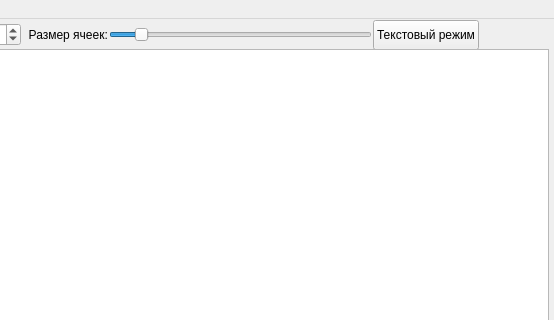
Old version of the form main_form.ui in the repository egorka5opka/sheduler; both pictures show x 502 to 1056 and y 0 to 320 of the 1056 by 681 pixel window.
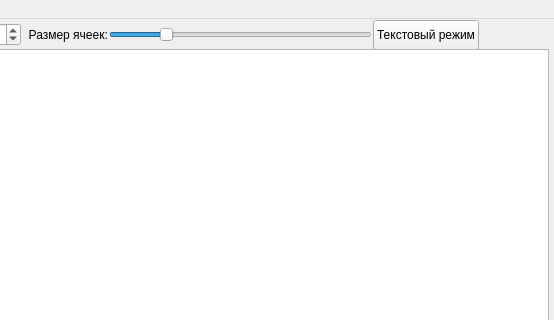
New version of the form.

Patch:
```diff
--- a/main_form.ui
+++ b/main_form.ui
@@ -181,10 +181,10 @@
      <item>
       <widget class="QSlider" name="cell_size_edit">
        <property name="minimum">
-        <number>10</number>
+        <number>25</number>
        </property>
        <property name="maximum">
-        <number>500</number>
+        <number>200</number>
        </property>
        <property name="singleStep">
         <number>5</number>
```
